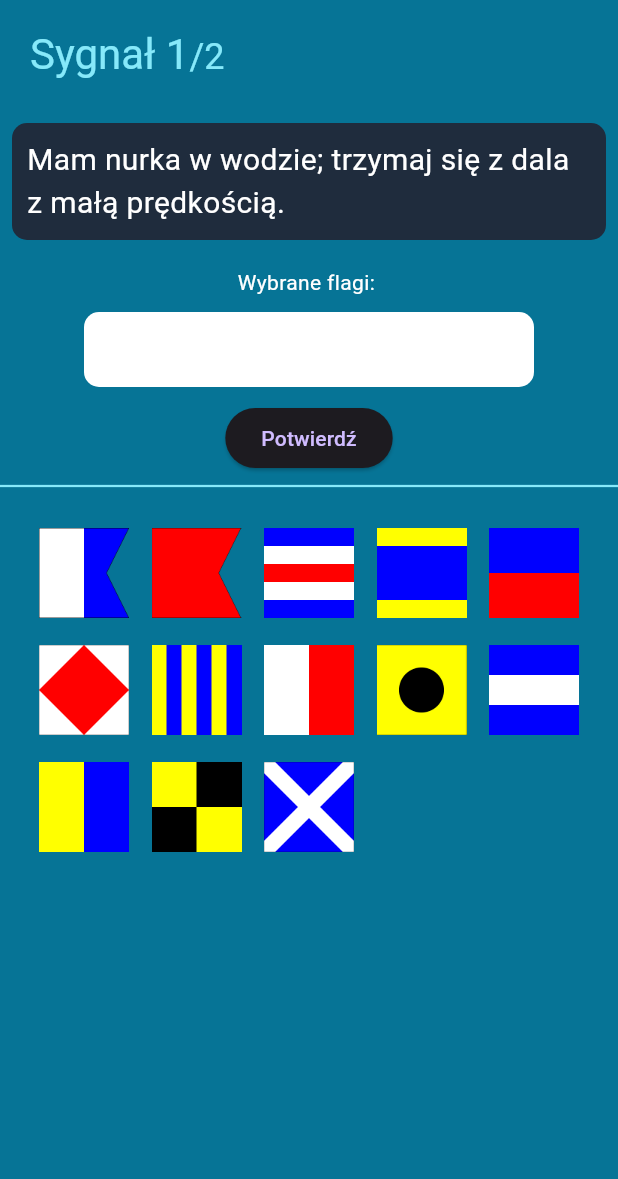
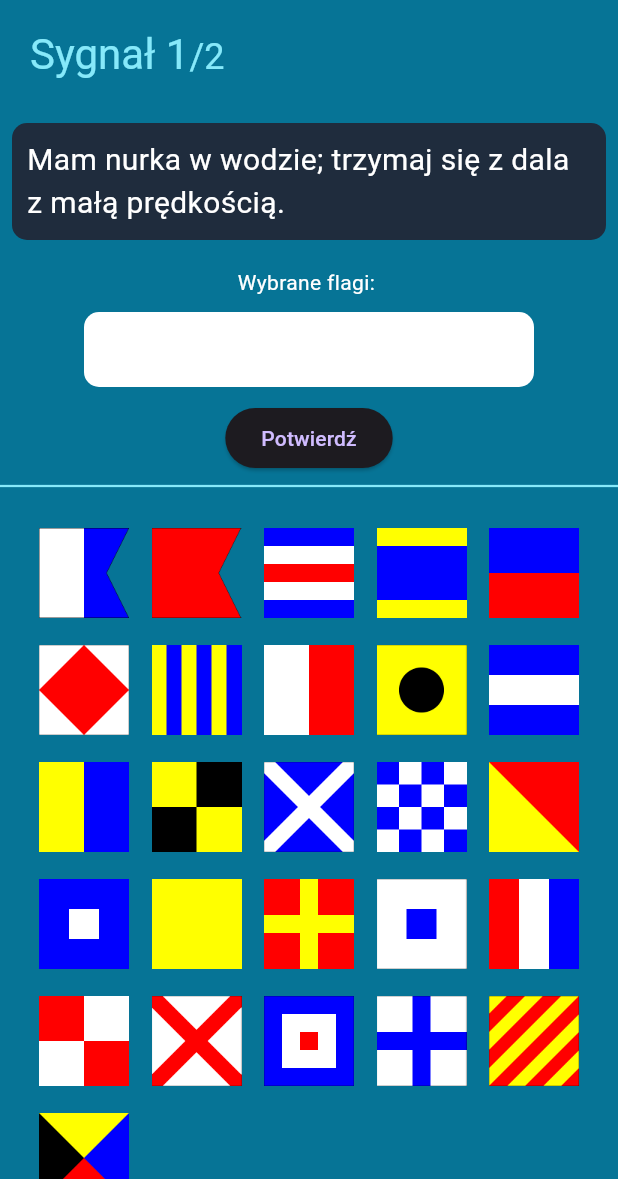
Before and after one commit to nmikolaj/signal_flags_app, a Flutter app: the SignalScreen screen opened directly, on a phone screen of 412 x 824 dp, the part 57-1236 px from its top. Run offline on Flutter 3.47's test engine with Material 3 defaults, Android fonts, the phone set to English and light mode, and no system bars; our stand-ins replace get, websafe_svg.

Commit message:
added more flags and scrollable wrap

```diff
--- a/lib/display/transmit/components/transmit_body.dart
+++ b/lib/display/transmit/components/transmit_body.dart
@@ -81,8 +81,10 @@ class Body extends StatelessWidget {
                       child: Wrap(
                         spacing: 8.0,
                         runSpacing: 8.0,
-                        children: _signalController.selectedFlags.map((flagName) {
-                          final flag = flags.firstWhere((f) => f['name'] == flagName);
+                        children:
+                            _signalController.selectedFlags.map((flagName) {
+                          final flag =
+                              flags.firstWhere((f) => f['name'] == flagName);
                           return Image.asset(
                             flag['imagePath']!,
                             width: 40,
@@ -100,7 +102,10 @@ class Body extends StatelessWidget {
                     ),
                     Divider(thickness: 1.5, color: kSecondaryColor),
                     SizedBox(height: kDefaultPadding),
-                    Wrap(
+                    Expanded(
+                      child: SingleChildScrollView(
+                        scrollDirection: Axis.vertical,
+                        child: Wrap(
                           spacing: 15,
                           runSpacing: 18,
                           children: flags.map((flag) {
@@ -115,6 +120,8 @@ class Body extends StatelessWidget {
                             );
                           }).toList(),
                         ),
+                      ),
+                    ),
                   ],
                 ),
               ),
--- a/lib/models/flags.dart
+++ b/lib/models/flags.dart
@@ -12,7 +12,21 @@ const List<Map<String, String>> flags = [
   {"name": "Kilo", "imagePath": 'assets/flags/Kilo.png'},
   {"name": "Lima", "imagePath": 'assets/flags/Lima.png'},
   {"name": "Mike", "imagePath": 'assets/flags/Mike.png'},
+  {"name": "November", "imagePath": 'assets/flags/November.png'},
+  {"name": "Oscar", "imagePath": 'assets/flags/Oscar.png'},
+  {"name": "Papa", "imagePath": 'assets/flags/Papa.png'},
+  {"name": "Quebec", "imagePath": 'assets/flags/Quebec.png'},
+  {"name": "Romeo", "imagePath": 'assets/flags/Romeo.png'},
+  {"name": "Sierra", "imagePath": 'assets/flags/Sierra.png'},
+  {"name": "Tango", "imagePath": 'assets/flags/Tango.png'},
+  {"name": "Uniform", "imagePath": 'assets/flags/Uniform.png'},
+  {"name": "Victor", "imagePath": 'assets/flags/Victor.png'},
+  {"name": "Whiskey", "imagePath": 'assets/flags/Whiskey.png'},
+  {"name": "X-ray", "imagePath": 'assets/flags/X-ray.png'},
+  {"name": "Yankee", "imagePath": 'assets/flags/Yankee.png'},
+  {"name": "Zulu", "imagePath": 'assets/flags/Zulu.png'},
 ];
+
 
 const Map<String, Map<String, String>> flagMessages = {
   "Alfa": {"en": "I have a diver down; keep well clear at slow speed.", "pl": "Mam nurka w wodzie; trzymaj się z dala z małą prędkością."},
@@ -28,7 +42,21 @@ const Map<String, Map<String, String>> flagMessages = {
   "Kilo": {"en": "I wish to communicate with you.", "pl": "Chcę się z tobą skomunikować."},
   "Lima": {"en": "You should stop your vessel immediately.", "pl": "Powinieneś natychmiast zatrzymać swój statek."},
   "Mike": {"en": "My vessel is stopped; making no way.", "pl": "Mój statek jest zatrzymany; nie płynie."},
+  "November": {"en": "No (negative).", "pl": "Nie (negatywnie)."},
+  "Oscar": {"en": "Man overboard.", "pl": "Człowiek za burtą."},
+  "Papa": {"en": "In port: All persons should report on board as the vessel is about to proceed to sea.", "pl": "W porcie: Wszyscy powinni zgłosić się na pokład, ponieważ statek ma zamiar wypłynąć w morze."},
+  "Quebec": {"en": "My vessel is 'healthy' and I request free pratique.", "pl": "Mój statek jest 'zdrowy' i proszę o wolną praktykę."},
+  "Romeo": {"en": "No specific meaning (to be used to indicate the absence of a signal).", "pl": "Brak określonego znaczenia (do użycia w celu wskazania braku sygnału)."},
+  "Sierra": {"en": "I am operating astern propulsion.", "pl": "Pracuję na wstecznym napędzie."},
+  "Tango": {"en": "Keep clear of me; I am engaged in pair trawling.", "pl": "Trzymaj się z dala ode mnie; Zajmuję się połowem parami."},
+  "Uniform": {"en": "You are running into danger.", "pl": "Wpadasz w niebezpieczeństwo."},
+  "Victor": {"en": "I require assistance.", "pl": "Potrzebuję pomocy."},
+  "Whiskey": {"en": "I require medical assistance.", "pl": "Potrzebuję pomocy medycznej."},
+  "X-ray": {"en": "Stop carrying out your intentions and watch for my signals.", "pl": "Przestań realizować swoje zamiary i obserwuj moje sygnały."},
+  "Yankee": {"en": "I am dragging my anchor.", "pl": "Wlokę kotwicę."},
+  "Zulu": {"en": "I require a tug.", "pl": "Potrzebuję holownika."}
 };
+
 
 const List<Map<String, dynamic>> multipleFlagMessages = [
   {
```
Also changed, not shown: assets/flags/November.png (added), assets/flags/Oscar.png (added), assets/flags/Papa.png (added), assets/flags/Quebec.png (added), assets/flags/Romeo.png (added), assets/flags/Sierra.png (added), assets/flags/Tango.png (added), assets/flags/Uniform.png (added), assets/flags/Victor.png (added), assets/flags/Whiskey.png (added), assets/flags/X-ray.png (added), assets/flags/Yankee.png (added), assets/flags/Zulu.png (added). Lines whose indentation alone changed are shown as unchanged.
